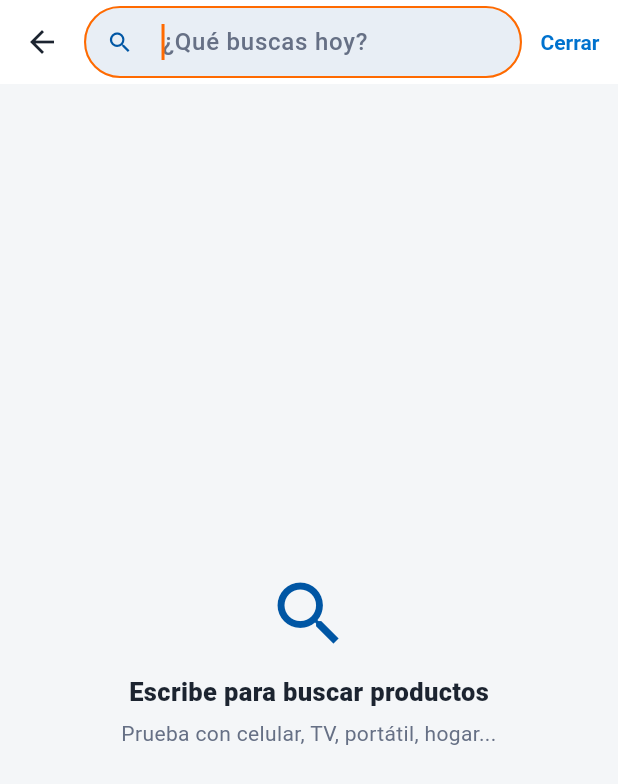
After one commit to Brajanvvs/Parcial_Final_App_Moviles, a Flutter app: the screen it shows after launch, scrolled down 576 dp, after a tap on "¿Qué buscas hoy?", on a phone screen of 412 x 824 dp. The commit adds this screen. Shown: the top 784 px of the screen. Run offline on Flutter 3.47's test engine with Material 3 defaults, Android fonts, the phone set to English and light mode, and no system bars; our stand-ins replace shared_preferences; accounts and stored records are empty; network calls fail.

Commit message:
Proyecto FINAL

```diff
--- a/lib/app.dart
+++ b/lib/app.dart
@@ -2,7 +2,6 @@ import 'package:flutter/material.dart';
 import 'package:provider/provider.dart';
 
 import 'core/theme.dart';
-import 'screens/login_screen.dart';
 import 'screens/main_shell.dart';
 import 'screens/splash_screen.dart';
 import 'state/auth_controller.dart';
@@ -45,10 +44,11 @@ class _ShopAppState extends State<ShopApp> {
             title: 'DesCuento!',
             debugShowCheckedModeBanner: false,
             theme: buildTheme(),
+            // Invitados pueden ver el catálogo; el login se pide al comprar.
             home: switch (auth.status) {
               AuthStatus.unknown => const SplashScreen(),
-              AuthStatus.authenticated => const MainShell(),
-              AuthStatus.unauthenticated => const LoginScreen(),
+              AuthStatus.authenticated ||
+              AuthStatus.unauthenticated => const MainShell(),
             },
           );
         },
--- a/lib/screens/main_shell.dart
+++ b/lib/screens/main_shell.dart
@@ -1,14 +1,17 @@
 import 'package:flutter/material.dart';
 import 'package:provider/provider.dart';
 
+import '../core/auth_gate.dart';
 import '../core/theme.dart';
 import '../state/auth_controller.dart';
 import '../state/cart_controller.dart';
 import '../widgets/app_drawer.dart';
 import 'cart_screen.dart';
 import 'home_screen.dart';
+import 'login_screen.dart';
 import 'orders_screen.dart';
 import 'profile_screen.dart';
+import 'search_screen.dart';
 
 class MainShell extends StatefulWidget {
   const MainShell({super.key});
@@ -19,41 +22,85 @@ class MainShell extends StatefulWidget {
 
 class _MainShellState extends State<MainShell> {
   final _scaffoldKey = GlobalKey<ScaffoldState>();
-  final _search = TextEditingController();
-  final _searchFocus = FocusNode();
   int _index = 0;
-
-  @override
-  void dispose() {
-    _search.dispose();
-    _searchFocus.dispose();
-    super.dispose();
-  }
 
   void _go(int index) {
     setState(() => _index = index);
     _scaffoldKey.currentState?.closeDrawer();
   }
 
-  void _openOrders() {
+  Future<void> _goProtected(int index, {required String message}) async {
+    final ok = await ensureAuthenticated(context, message: message);
+    if (!ok || !mounted) return;
+    _go(index);
+  }
+
+  Future<void> _openOrders() async {
     _scaffoldKey.currentState?.closeDrawer();
-    Navigator.of(
+    final ok = await ensureAuthenticated(
       context,
-    ).push(MaterialPageRoute<void>(builder: (_) => const OrdersScreen()));
+      message: 'Inicia sesión para ver tus pedidos.',
+    );
+    if (!ok || !mounted) return;
+    await Navigator.of(context).push(
+      MaterialPageRoute<void>(builder: (_) => const OrdersScreen()),
+    );
+  }
+
+  Future<void> _openSearch() async {
+    await Navigator.of(context).push(
+      MaterialPageRoute<String?>(builder: (_) => const SearchScreen()),
+    );
+  }
+
+  Future<void> _openLogin() async {
+    _scaffoldKey.currentState?.closeDrawer();
+    await Navigator.of(context).push(
+      MaterialPageRoute<bool>(builder: (_) => const LoginScreen()),
+    );
   }
 
   Future<void> _logout() async {
     _scaffoldKey.currentState?.closeDrawer();
     await context.read<AuthController>().logout();
+    if (!mounted) return;
+    setState(() => _index = 0);
+  }
+
+  Future<void> _onDestinationSelected(int index) async {
+    if (index == 0) {
+      _go(0);
+      return;
+    }
+    if (index == 1) {
+      await _goProtected(
+        1,
+        message: 'Inicia sesión o crea una cuenta para ver tu carrito y comprar.',
+      );
+      return;
+    }
+    await _goProtected(
+      2,
+      message: 'Inicia sesión para ver y editar tu perfil.',
+    );
   }
 
   @override
   Widget build(BuildContext context) {
     final count = context.watch<CartController>().itemCount;
+    final auth = context.watch<AuthController>();
+    // Si cierra sesión estando en carrito/perfil, vuelve al Home.
+    final safeIndex = (!auth.isAuthenticated && _index != 0) ? 0 : _index;
+    if (safeIndex != _index) {
+      WidgetsBinding.instance.addPostFrameCallback((_) {
+        if (mounted) setState(() => _index = 0);
+      });
+    }
+
     return Scaffold(
       key: _scaffoldKey,
       backgroundColor: AlkostoColors.surface,
-      appBar: _index == 0
+      appBar: safeIndex == 0
           ? AppBar(
               titleSpacing: 0,
               title: Row(
@@ -68,46 +115,32 @@ class _MainShellState extends State<MainShell> {
                   ),
                   const SizedBox(width: 12),
                   Expanded(
-                    child: SizedBox(
+                    child: Material(
+                      color: Colors.white,
+                      borderRadius: BorderRadius.circular(22),
+                      child: InkWell(
+                        onTap: _openSearch,
+                        borderRadius: BorderRadius.circular(22),
+                        child: const SizedBox(
                           height: 40,
-                      child: TextField(
-                        controller: _search,
-                        focusNode: _searchFocus,
-                        textInputAction: TextInputAction.search,
-                        style: const TextStyle(
-                          color: AlkostoColors.ink,
-                          fontSize: 14,
-                        ),
-                        decoration: InputDecoration(
-                          hintText: '¿Qué buscas hoy?',
-                          hintStyle: const TextStyle(
+                          child: Row(
+                            children: [
+                              SizedBox(width: 12),
+                              Icon(Icons.search, color: AlkostoColors.muted, size: 20),
+                              SizedBox(width: 8),
+                              Expanded(
+                                child: Text(
+                                  '¿Qué buscas hoy?',
+                                  style: TextStyle(
                                     color: AlkostoColors.muted,
                                     fontSize: 13.5,
+                                    fontWeight: FontWeight.w500,
                                   ),
-                          filled: true,
-                          fillColor: Colors.white,
-                          contentPadding: const EdgeInsets.symmetric(
-                            horizontal: 12,
+                                  overflow: TextOverflow.ellipsis,
                                 ),
-                          prefixIcon: const Icon(
-                            Icons.search,
-                            color: AlkostoColors.muted,
                               ),
-                          suffixIcon: ValueListenableBuilder<TextEditingValue>(
-                            valueListenable: _search,
-                            builder: (context, value, _) {
-                              if (value.text.isEmpty) {
-                                return const SizedBox.shrink();
-                              }
-                              return IconButton(
-                                onPressed: _search.clear,
-                                icon: const Icon(Icons.close, size: 18),
-                              );
-                            },
-                          ),
-                          border: OutlineInputBorder(
-                            borderRadius: BorderRadius.circular(22),
-                            borderSide: BorderSide.none,
+                              SizedBox(width: 12),
+                            ],
                           ),
                         ),
                       ),
@@ -118,15 +151,15 @@ class _MainShellState extends State<MainShell> {
               ),
               actions: [
                 IconButton(
-                  tooltip: 'Mi cuenta',
-                  onPressed: () => _go(2),
+                  tooltip: auth.isAuthenticated ? 'Mi cuenta' : 'Iniciar sesión',
+                  onPressed: () => _onDestinationSelected(2),
                   icon: const Icon(Icons.person_outline),
                 ),
                 IconButton(
                   tooltip: 'Mi carrito',
-                  onPressed: () => _go(1),
+                  onPressed: () => _onDestinationSelected(1),
                   icon: Badge(
-                    isLabelVisible: count > 0,
+                    isLabelVisible: auth.isAuthenticated && count > 0,
                     backgroundColor: AlkostoColors.orange,
                     label: Text(count > 99 ? '99+' : '$count'),
                     child: const Icon(Icons.shopping_cart_outlined),
@@ -135,7 +168,7 @@ class _MainShellState extends State<MainShell> {
               ],
             )
           : AppBar(
-              title: Text(switch (_index) {
+              title: Text(switch (safeIndex) {
                 1 => 'Mi carrito',
                 2 => 'Mi cuenta',
                 _ => 'DesCuento!',
@@ -144,23 +177,21 @@ class _MainShellState extends State<MainShell> {
       drawer: AppDrawer(
         onHome: () => _go(0),
         onOrders: _openOrders,
-        onProfile: () => _go(2),
+        onProfile: () => _onDestinationSelected(2),
+        onLogin: _openLogin,
         onLogout: _logout,
       ),
       body: IndexedStack(
-        index: _index,
+        index: safeIndex,
         children: [
-          HomeScreen(
-            searchController: _search,
-            onOpenSearch: () => _searchFocus.requestFocus(),
-          ),
+          HomeScreen(onOpenSearch: _openSearch),
           CartScreen(onBrowse: () => _go(0)),
           const ProfileScreen(),
         ],
       ),
       bottomNavigationBar: NavigationBar(
-        selectedIndex: _index,
-        onDestinationSelected: _go,
+        selectedIndex: safeIndex,
+        onDestinationSelected: _onDestinationSelected,
         destinations: [
           const NavigationDestination(
             icon: Icon(Icons.home_outlined),
@@ -169,13 +200,13 @@ class _MainShellState extends State<MainShell> {
           ),
           NavigationDestination(
             icon: Badge(
-              isLabelVisible: count > 0,
+              isLabelVisible: auth.isAuthenticated && count > 0,
               backgroundColor: AlkostoColors.orange,
               label: Text('$count'),
               child: const Icon(Icons.shopping_cart_outlined),
             ),
             selectedIcon: Badge(
-              isLabelVisible: count > 0,
+              isLabelVisible: auth.isAuthenticated && count > 0,
               backgroundColor: AlkostoColors.orange,
               label: Text('$count'),
               child: const Icon(Icons.shopping_cart),
--- a/lib/screens/product_detail_screen.dart
+++ b/lib/screens/product_detail_screen.dart
@@ -1,6 +1,7 @@
 import 'package:flutter/material.dart';
 import 'package:provider/provider.dart';
 
+import '../core/auth_gate.dart';
 import '../core/feedback.dart';
 import '../core/format.dart';
 import '../core/theme.dart';
@@ -26,6 +27,11 @@ class _ProductDetailScreenState extends State<ProductDetailScreen> {
 
   Future<void> _add() async {
     if (!item.inStock) return;
+    final allowed = await ensureAuthenticated(
+      context,
+      message: 'Inicia sesión o crea una cuenta para agregar productos al carrito.',
+    );
+    if (!allowed || !mounted) return;
     setState(() => _adding = true);
     try {
       await context.read<CartController>().add(
--- a/lib/screens/profile_screen.dart
+++ b/lib/screens/profile_screen.dart
@@ -2,7 +2,9 @@ import 'package:flutter/material.dart';
 import 'package:provider/provider.dart';
 
 import '../core/api_exception.dart';
+import '../core/auth_gate.dart';
 import '../core/feedback.dart';
+import '../core/theme.dart';
 import '../core/validators.dart';
 import '../models/user.dart';
 import '../state/auth_controller.dart';
@@ -157,8 +159,39 @@ class _ProfileScreenState extends State<ProfileScreen> {
 
   @override
   Widget build(BuildContext context) {
-    final user = context.watch<AuthController>().user;
-    if (user == null) return const Center(child: CircularProgressIndicator());
+    final auth = context.watch<AuthController>();
+    final user = auth.user;
+    if (!auth.isAuthenticated || user == null) {
+      return Center(
+        child: Padding(
+          padding: const EdgeInsets.all(32),
+          child: Column(
+            mainAxisSize: MainAxisSize.min,
+            children: [
+              const Icon(Icons.person_outline, size: 64, color: AlkostoColors.blue),
+              const SizedBox(height: 12),
+              const Text(
+                'Tu perfil',
+                style: TextStyle(fontWeight: FontWeight.w800, fontSize: 20),
+              ),
+              const SizedBox(height: 8),
+              const Text(
+                'Inicia sesión para ver y editar tus datos.',
+                textAlign: TextAlign.center,
+              ),
+              const SizedBox(height: 16),
+              FilledButton(
+                onPressed: () => ensureAuthenticated(
+                  context,
+                  message: 'Inicia sesión para ver y editar tu perfil.',
+                ),
+                child: const Text('Iniciar sesión'),
+              ),
+            ],
+          ),
+        ),
+      );
+    }
     final syncKey =
         '${user.firstName}|${user.lastName}|${user.username}|${user.email}';
     if (!_dirty && syncKey != _syncedKey) {
--- /dev/null
+++ b/lib/screens/search_screen.dart
@@ -0,0 +1,247 @@
+import 'dart:async';
+
+import 'package:flutter/material.dart';
+import 'package:provider/provider.dart';
+
+import '../core/auth_gate.dart';
+import '../core/feedback.dart';
+import '../core/theme.dart';
+import '../data/showcase_catalog.dart';
+import '../models/catalog_item.dart';
+import '../state/cart_controller.dart';
+import '../widgets/product_card.dart';
+import 'product_detail_screen.dart';
+
+class SearchScreen extends StatefulWidget {
+  const SearchScreen({super.key, this.initialQuery = ''});
+
+  final String initialQuery;
+
+  @override
+  State<SearchScreen> createState() => _SearchScreenState();
+}
+
+class _SearchScreenState extends State<SearchScreen> {
+  late final TextEditingController _search;
+  final _focus = FocusNode();
+  Timer? _debounce;
+  String _query = '';
+
+  @override
+  void initState() {
+    super.initState();
+    _query = widget.initialQuery.trim();
+    _search = TextEditingController(text: widget.initialQuery);
+    _search.addListener(_onChanged);
+    WidgetsBinding.instance.addPostFrameCallback((_) {
+      if (mounted) _focus.requestFocus();
+    });
+  }
+
+  @override
+  void dispose() {
+    _debounce?.cancel();
+    _search.removeListener(_onChanged);
+    _search.dispose();
+    _focus.dispose();
+    super.dispose();
+  }
+
+  void _onChanged() {
+    _debounce?.cancel();
+    _debounce = Timer(const Duration(milliseconds: 200), () {
+      if (!mounted) return;
+      setState(() => _query = _search.text.trim());
+    });
+  }
+
+  List<CatalogItem> get _results {
+    if (_query.isEmpty) return const [];
+    return ShowcaseCatalog.search(query: _query);
+  }
+
+  void _openProduct(CatalogItem item) {
+    Navigator.of(context).push(
+      MaterialPageRoute<void>(builder: (_) => ProductDetailScreen(item: item)),
+    );
+  }
+
+  Future<void> _quickAdd(CatalogItem item) async {
+    final allowed = await ensureAuthenticated(
+      context,
+      message: 'Inicia sesión o crea una cuenta para agregar productos al carrito.',
+    );
+    if (!allowed || !mounted) return;
+    try {
+      await context.read<CartController>().add(
+        productId: item.remoteProductId,
+        quantity: 1,
+      );
+      if (!mounted) return;
+      showMessage(context, 'Agregaste ${item.name} al carrito');
+    } catch (error) {
+      if (!mounted) return;
+      showApiError(context, error);
+    }
+  }
+
+  @override
+  Widget build(BuildContext context) {
+    final results = _results;
+    return Scaffold(
+      backgroundColor: AlkostoColors.surface,
+      appBar: AppBar(
+        backgroundColor: Colors.white,
+        foregroundColor: AlkostoColors.ink,
+        iconTheme: const IconThemeData(color: AlkostoColors.ink),
+        titleSpacing: 0,
+        title: TextField(
+          controller: _search,
+          focusNode: _focus,
+          autofocus: true,
+          textInputAction: TextInputAction.search,
+          cursorColor: AlkostoColors.orange,
+          style: const TextStyle(
+            color: AlkostoColors.ink,
+            fontSize: 16,
+            fontWeight: FontWeight.w600,
+          ),
+          decoration: InputDecoration(
+            hintText: '¿Qué buscas hoy?',
+            hintStyle: const TextStyle(
+              color: AlkostoColors.muted,
+              fontWeight: FontWeight.w500,
+            ),
+            filled: true,
+            fillColor: AlkostoColors.chip,
+            isDense: true,
+            contentPadding: const EdgeInsets.symmetric(
+              horizontal: 14,
+              vertical: 12,
+            ),
+            prefixIcon: const Icon(Icons.search, color: AlkostoColors.blue),
+            suffixIcon: ValueListenableBuilder<TextEditingValue>(
+              valueListenable: _search,
+              builder: (context, value, _) {
+                if (value.text.isEmpty) return const SizedBox.shrink();
+                return IconButton(
+                  tooltip: 'Limpiar',
+                  onPressed: () {
+                    _search.clear();
+                    setState(() => _query = '');
+                    _focus.requestFocus();
+                  },
+                  icon: const Icon(Icons.close, color: AlkostoColors.muted),
+                );
+              },
+            ),
+            border: OutlineInputBorder(
+              borderRadius: BorderRadius.circular(24),
+              borderSide: BorderSide.none,
+            ),
+            enabledBorder: OutlineInputBorder(
+              borderRadius: BorderRadius.circular(24),
+              borderSide: BorderSide.none,
+            ),
+            focusedBorder: OutlineInputBorder(
+              borderRadius: BorderRadius.circular(24),
+              borderSide: const BorderSide(color: AlkostoColors.orange, width: 1.4),
+            ),
+          ),
+        ),
+        actions: [
+          TextButton(
+            onPressed: () => Navigator.of(context).pop(_search.text.trim()),
+            child: const Text('Cerrar'),
+          ),
+        ],
+      ),
+      body: _query.isEmpty
+          ? const _EmptySearchHint()
+          : results.isEmpty
+          ? Center(
+              child: Padding(
+                padding: const EdgeInsets.all(32),
+                child: Text(
+                  'No encontramos resultados para "$_query"',
+                  textAlign: TextAlign.center,
+                  style: const TextStyle(
+                    color: AlkostoColors.muted,
+                    fontWeight: FontWeight.w600,
+                    fontSize: 15,
+                  ),
+                ),
+              ),
+            )
+          : Column(
+              crossAxisAlignment: CrossAxisAlignment.start,
+              children: [
+                Padding(
+                  padding: const EdgeInsets.fromLTRB(16, 14, 16, 8),
+                  child: Text(
+                    '${results.length} resultado(s) para "$_query"',
+                    style: const TextStyle(
+                      fontWeight: FontWeight.w800,
+                      color: AlkostoColors.ink,
+                    ),
+                  ),
+                ),
+                Expanded(
+                  child: GridView.builder(
+                    padding: const EdgeInsets.fromLTRB(16, 0, 16, 24),
+                    gridDelegate: const SliverGridDelegateWithFixedCrossAxisCount(
+                      crossAxisCount: 2,
+                      mainAxisSpacing: 12,
+                      crossAxisSpacing: 12,
+                      childAspectRatio: 0.62,
+                    ),
+                    itemCount: results.length,
+                    itemBuilder: (context, index) {
+                      final item = results[index];
+                      return ProductCard(
+                        item: item,
+                        onTap: () => _openProduct(item),
+                        onAdd: () => _quickAdd(item),
+                      );
+                    },
+                  ),
+                ),
+              ],
+            ),
+    );
+  }
+}
+
+class _EmptySearchHint extends StatelessWidget {
+  const _EmptySearchHint();
+
+  @override
+  Widget build(BuildContext context) {
+    return const Center(
+      child: Padding(
+        padding: EdgeInsets.all(32),
+        child: Column(
+          mainAxisSize: MainAxisSize.min,
+          children: [
+            Icon(Icons.search, size: 56, color: AlkostoColors.blue),
+            SizedBox(height: 12),
+            Text(
+              'Escribe para buscar productos',
+              style: TextStyle(
+                fontWeight: FontWeight.w800,
+                fontSize: 17,
+                color: AlkostoColors.ink,
+              ),
+            ),
+            SizedBox(height: 6),
+            Text(
+              'Prueba con celular, TV, portátil, hogar...',
+              textAlign: TextAlign.center,
+              style: TextStyle(color: AlkostoColors.muted),
+            ),
+          ],
+        ),
+      ),
+    );
+  }
+}
```
Also changed, not shown: lib/core/auth_gate.dart (added, +44 -0 lines), lib/screens/home_screen.dart (+13 -46 lines), lib/screens/login_screen.dart (+13 -0 lines), lib/widgets/app_drawer.dart (+49 -4 lines). Lines whose indentation alone changed are shown as unchanged.
